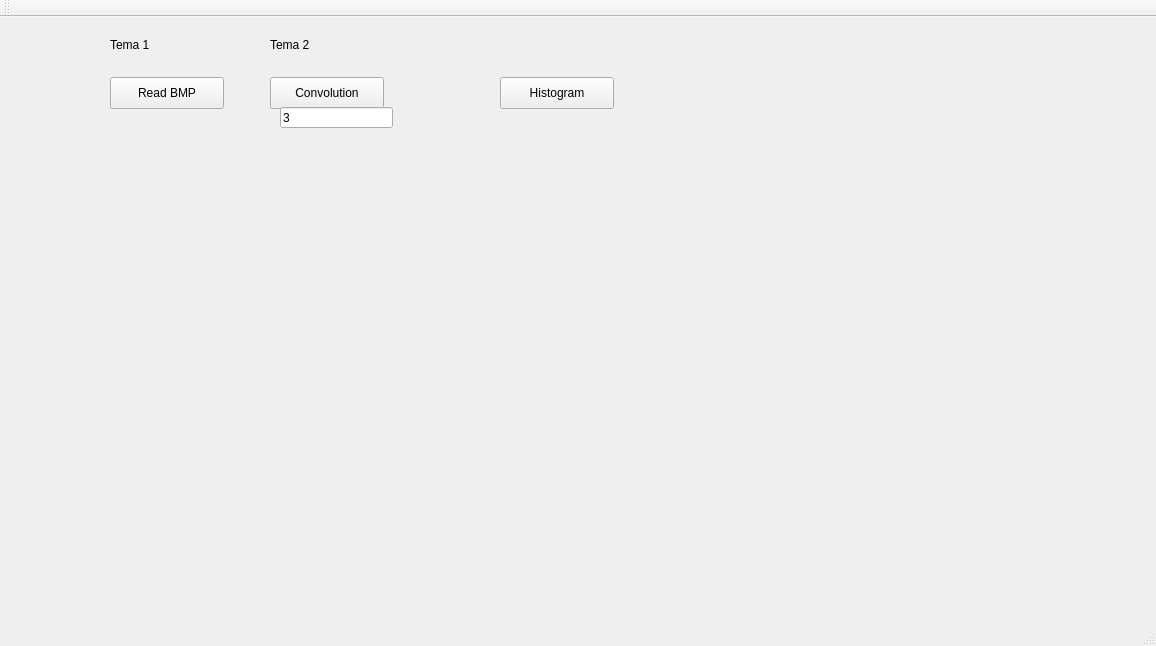
Before: the Qt Designer form qt_development/ImageProject/mainwindow.ui in wzuniga/PhotoshopProject_UCSP, drawn with Qt 5.
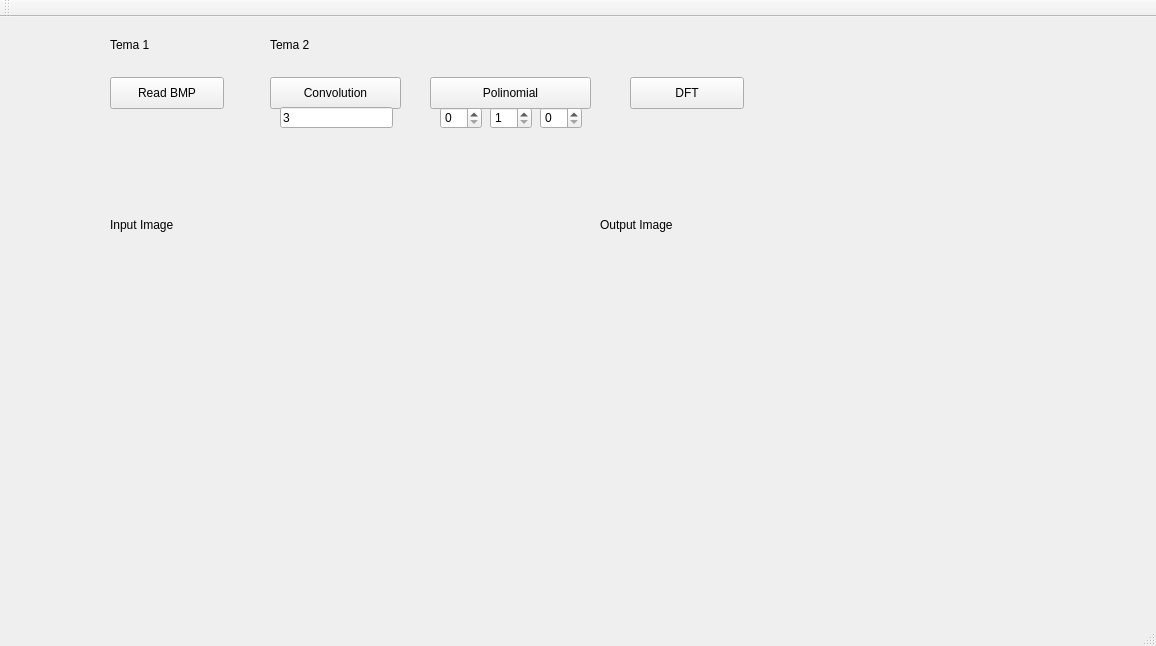
After: the same form once the commit is applied.

Commit message: Adding polinomial and fourier

The edit to the form file:
```diff
--- a/qt_development/ImageProject/mainwindow.ui
+++ b/qt_development/ImageProject/mainwindow.ui
@@ -18,7 +18,7 @@
     <property name="geometry">
      <rect>
       <x>110</x>
-      <y>160</y>
+      <y>230</y>
       <width>300</width>
       <height>300</height>
      </rect>
@@ -54,7 +54,7 @@
      <rect>
       <x>270</x>
       <y>60</y>
-      <width>114</width>
+      <width>131</width>
       <height>32</height>
      </rect>
     </property>
@@ -110,8 +110,8 @@
    <widget class="QLabel" name="imgConvo">
     <property name="geometry">
      <rect>
-      <x>420</x>
-      <y>160</y>
+      <x>600</x>
+      <y>230</y>
       <width>300</width>
       <height>300</height>
      </rect>
@@ -123,14 +123,99 @@
    <widget class="QPushButton" name="histogram">
     <property name="geometry">
      <rect>
-      <x>500</x>
+      <x>430</x>
+      <y>60</y>
+      <width>161</width>
+      <height>32</height>
+     </rect>
+    </property>
+    <property name="text">
+     <string>Polinomial</string>
+    </property>
+   </widget>
+   <widget class="QSpinBox" name="spinBox_1">
+    <property name="geometry">
+     <rect>
+      <x>440</x>
+      <y>90</y>
+      <width>42</width>
+      <height>22</height>
+     </rect>
+    </property>
+   </widget>
+   <widget class="QSpinBox" name="spinBox_2">
+    <property name="geometry">
+     <rect>
+      <x>490</x>
+      <y>90</y>
+      <width>42</width>
+      <height>22</height>
+     </rect>
+    </property>
+    <property name="minimum">
+     <number>1</number>
+    </property>
+   </widget>
+   <widget class="QSpinBox" name="spinBox_3">
+    <property name="geometry">
+     <rect>
+      <x>540</x>
+      <y>90</y>
+      <width>42</width>
+      <height>22</height>
+     </rect>
+    </property>
+   </widget>
+   <widget class="QLabel" name="label_4">
+    <property name="geometry">
+     <rect>
+      <x>110</x>
+      <y>200</y>
+      <width>121</width>
+      <height>16</height>
+     </rect>
+    </property>
+    <property name="text">
+     <string>Input Image</string>
+    </property>
+   </widget>
+   <widget class="QLabel" name="label_5">
+    <property name="geometry">
+     <rect>
+      <x>600</x>
+      <y>200</y>
+      <width>91</width>
+      <height>16</height>
+     </rect>
+    </property>
+    <property name="text">
+     <string>Output Image</string>
+    </property>
+   </widget>
+   <widget class="QLabel" name="outputAlg">
+    <property name="geometry">
+     <rect>
+      <x>710</x>
+      <y>200</y>
+      <width>221</width>
+      <height>16</height>
+     </rect>
+    </property>
+    <property name="text">
+     <string/>
+    </property>
+   </widget>
+   <widget class="QPushButton" name="dft">
+    <property name="geometry">
+     <rect>
+      <x>630</x>
       <y>60</y>
       <width>114</width>
       <height>32</height>
      </rect>
     </property>
     <property name="text">
-     <string>Histogram</string>
+     <string>DFT</string>
     </property>
    </widget>
   </widget>
```
Left out of the diff: 4 changed lines with no effect on the pictures. The commit also changes 35 other files.
